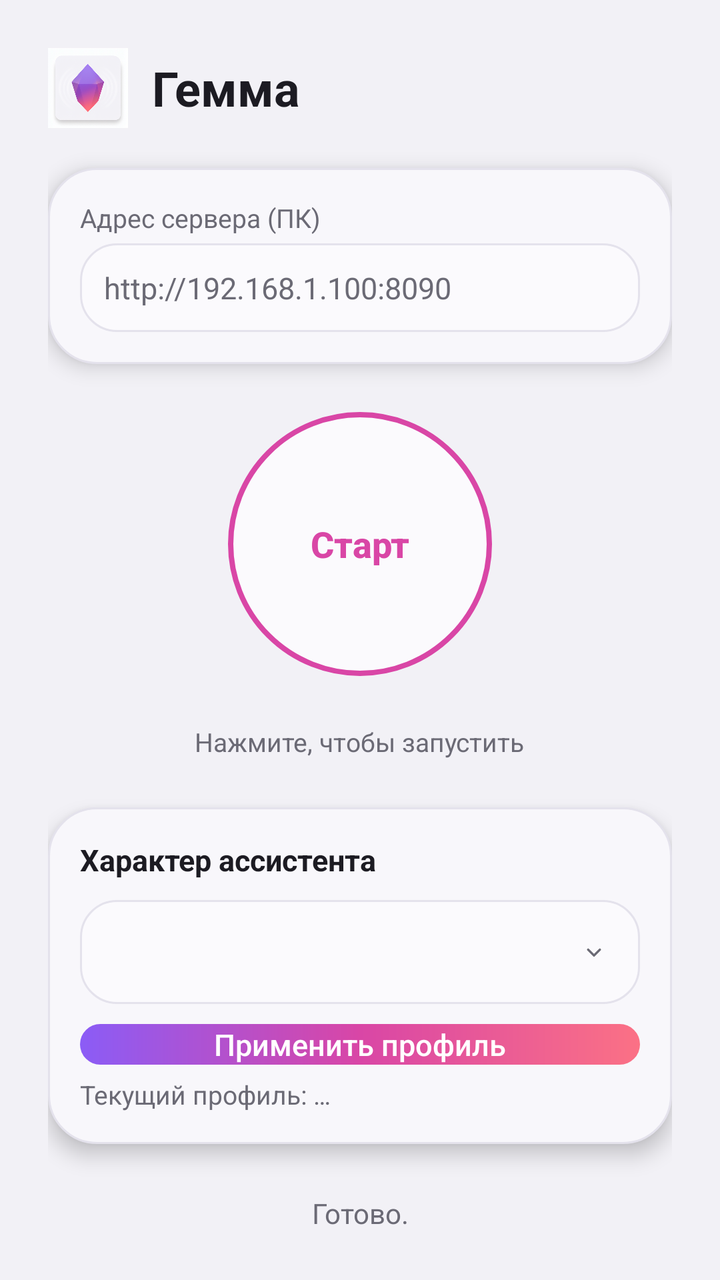
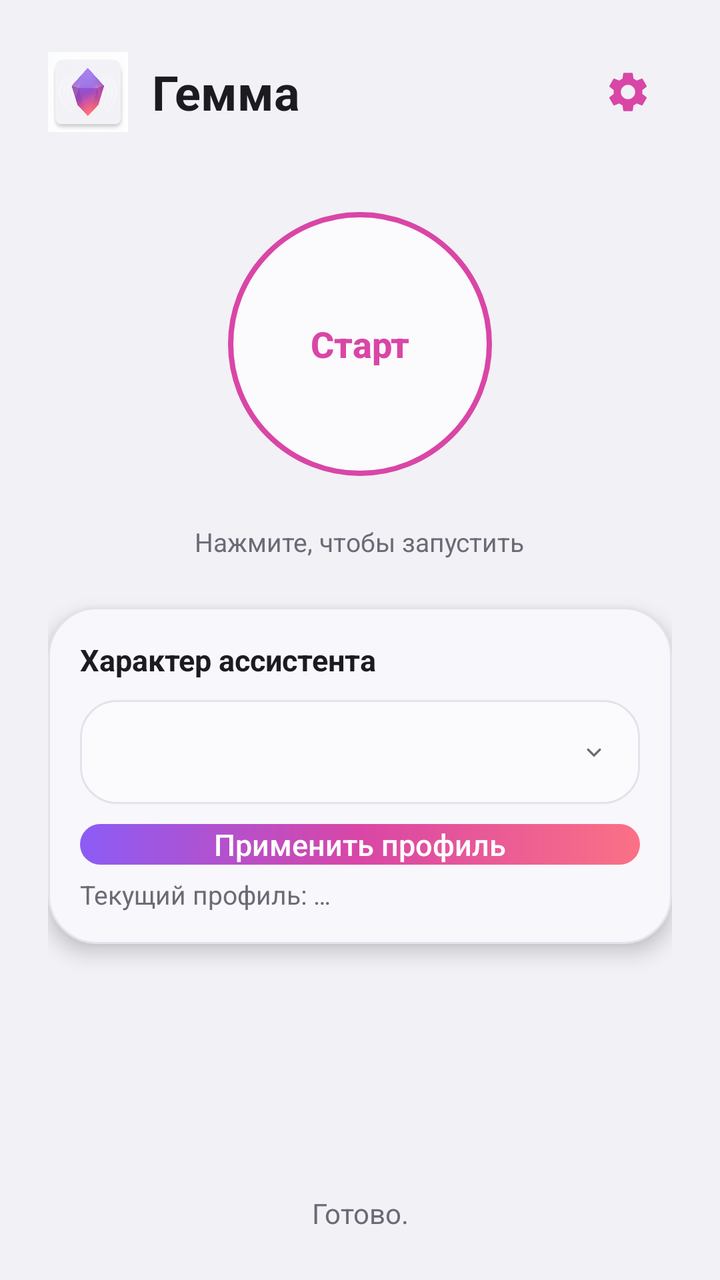

Two renders of the same Android screen: before a commit and after it. Below are the layout's source before the change and the commit's diff.
<!-- AndroidManifest.xml: application theme Theme.Gemma -->
<!-- res/layout/activity_main.xml -->
<?xml version="1.0" encoding="utf-8"?>
<FrameLayout xmlns:android="http://schemas.android.com/apk/res/android"
    xmlns:app="http://schemas.android.com/apk/res-auto"
    android:layout_width="match_parent"
    android:layout_height="match_parent"
    android:background="@color/bg_app"
    android:clipChildren="false">

    <LinearLayout
        android:layout_width="match_parent"
        android:layout_height="match_parent"
        android:clipChildren="false"
        android:orientation="vertical"
        android:padding="24dp">

        
        <LinearLayout
            android:layout_width="match_parent"
            android:layout_height="wrap_content"
            android:layout_marginBottom="20dp"
            android:gravity="center_vertical"
            android:orientation="horizontal">

            <ImageView
                android:layout_width="40dp"
                android:layout_height="40dp"
                android:contentDescription="@string/app_name"
                android:src="@drawable/ic_launcher_foreground" />

            <TextView
                android:layout_width="wrap_content"
                android:layout_height="wrap_content"
                android:layout_marginStart="12dp"
                android:text="@string/app_name"
                android:textColor="@color/text_primary"
                android:textSize="24sp"
                android:textStyle="bold" />
        </LinearLayout>

        
        <LinearLayout
            android:layout_width="match_parent"
            android:layout_height="wrap_content"
            android:background="@drawable/bg_card"
            android:elevation="6dp"
            android:orientation="vertical"
            android:padding="16dp">

            <TextView
                android:layout_width="match_parent"
                android:layout_height="wrap_content"
                android:text="Адрес сервера (ПК)"
                android:textColor="@color/text_secondary"
                android:textSize="13sp" />

            <EditText
                android:id="@+id/serverUrl"
                android:layout_width="match_parent"
                android:layout_height="wrap_content"
                android:layout_marginTop="4dp"
                android:background="@drawable/bg_input"
                android:hint="http://192.168.1.100:8090"
                android:inputType="textUri"
                android:padding="12dp"
                android:textColor="@color/text_primary"
                android:textColorHint="@color/text_secondary"
                android:textSize="15sp" />
        </LinearLayout>

        
        <ProgressBar
            android:id="@+id/progressModel"
            style="?android:attr/progressBarStyleHorizontal"
            android:layout_width="match_parent"
            android:layout_height="8dp"
            android:layout_marginTop="16dp"
            android:max="100"
            android:progress="0"
            android:progressDrawable="@drawable/bg_progress_fill"
            android:visibility="gone" />

        
        
        <LinearLayout
            android:layout_width="match_parent"
            android:layout_height="wrap_content"
            android:layout_marginTop="10dp"
            android:clipChildren="false"
            android:gravity="center_horizontal"
            android:orientation="vertical">

            <FrameLayout
                android:layout_width="160dp"
                android:layout_height="160dp"
                android:clipChildren="false">

                
                <ImageView
                    android:id="@+id/ripples"
                    android:layout_width="360dp"
                    android:layout_height="360dp"
                    android:layout_gravity="center"
                    android:importantForAccessibility="no"
                    android:src="@drawable/bg_ripples"
                    android:visibility="gone" />

                <Button
                    android:id="@+id/btnToggle"
                    android:layout_width="132dp"
                    android:layout_height="132dp"
                    android:layout_gravity="center"
                    android:background="@drawable/bg_toggle_idle"
                    android:backgroundTint="@null"
                    android:minHeight="0dp"
                    android:stateListAnimator="@null"
                    android:text="Старт"
                    android:textAllCaps="false"
                    android:textColor="@color/crystal_mid"
                    android:textSize="18sp"
                    android:textStyle="bold" />
            </FrameLayout>

            <TextView
                android:id="@+id/tvToggleHint"
                android:layout_width="wrap_content"
                android:layout_height="wrap_content"
                android:layout_marginTop="10dp"
                android:text="Нажмите, чтобы запустить"
                android:textColor="@color/text_secondary"
                android:textSize="13sp" />
        </LinearLayout>

        
        <LinearLayout
            android:layout_width="match_parent"
            android:layout_height="wrap_content"
            android:layout_marginTop="24dp"
            android:background="@drawable/bg_card"
            android:elevation="6dp"
            android:orientation="vertical"
            android:padding="16dp">

            <TextView
                android:layout_width="match_parent"
                android:layout_height="wrap_content"
                android:text="Характер ассистента"
                android:textColor="@color/text_primary"
                android:textSize="15sp"
                android:textStyle="bold" />

            <Spinner
                android:id="@+id/spinnerProfile"
                android:layout_width="match_parent"
                android:layout_height="wrap_content"
                android:layout_marginTop="10dp"
                android:background="@drawable/bg_spinner"
                android:minHeight="52dp"
                android:paddingStart="16dp"
                android:paddingTop="14dp"
                android:paddingEnd="44dp"
                android:paddingBottom="14dp" />

            <Button
                android:id="@+id/btnProfileApply"
                style="@style/Widget.Gemma.Button.Filled"
                android:layout_width="match_parent"
                android:layout_height="wrap_content"
                android:layout_marginTop="10dp"
                android:text="Применить профиль"
                android:textSize="15sp" />

            <TextView
                android:id="@+id/tvProfileNow"
                android:layout_width="match_parent"
                android:layout_height="wrap_content"
                android:paddingTop="6dp"
                android:text="Текущий профиль: …"
                android:textColor="@color/text_secondary"
                android:textSize="13sp" />
        </LinearLayout>

        <View
            android:layout_width="match_parent"
            android:layout_height="0dp"
            android:layout_weight="1" />

        
        <TextView
            android:id="@+id/tvStatus"
            android:layout_width="match_parent"
            android:layout_height="wrap_content"
            android:gravity="center"
            android:text="Готово."
            android:textColor="@color/status_idle"
            android:textSize="14sp" />
    </LinearLayout>
</FrameLayout>
<!-- resources referenced by this layout -->
<resources>
  <color name="bg_app">#F2F1F6</color>
  <color name="crystal_mid">#D946A6</color>
  <color name="status_idle">#6B6A75</color>
  <color name="text_primary">#1C1B22</color>
  <color name="text_secondary">#6B6A75</color>
  <!-- drawable bg_card (drawable) -->
  <?xml version="1.0" encoding="utf-8"?>
  <shape xmlns:android="http://schemas.android.com/apk/res/android"
      android:shape="rectangle">
      <solid android:color="#F8F7FB" />
      <stroke
          android:width="1dp"
          android:color="@color/card_stroke" />
      <corners android:radius="24dp" />
  </shape>
  <!-- drawable bg_input (drawable) -->
  <?xml version="1.0" encoding="utf-8"?>
  <shape xmlns:android="http://schemas.android.com/apk/res/android"
      android:shape="rectangle">
      <solid android:color="#FBFAFD" />
      <stroke
          android:width="1dp"
          android:color="@color/card_stroke" />
      <corners android:radius="18dp" />
  </shape>
  <!-- drawable bg_toggle_idle (drawable) -->
  <?xml version="1.0" encoding="utf-8"?>
  <ripple xmlns:android="http://schemas.android.com/apk/res/android"
      android:color="#22D946A6">
      <item android:id="@android:id/mask">
          <shape android:shape="oval">
              <solid android:color="#FFFFFFFF" />
          </shape>
      </item>
      <item>
          <shape android:shape="oval">
              <solid android:color="#FBFAFD" />
              <stroke
                  android:width="2.5dp"
                  android:color="@color/crystal_mid" />
          </shape>
      </item>
  </ripple>
  <string name="app_name">Гемма</string>
  <style name="Widget.Gemma.Button.Filled" parent="Widget.Gemma.Button">
          <item name="android:background">@drawable/bg_button_gradient</item>
          <item name="backgroundTint">@null</item>
          <item name="android:backgroundTint">@null</item>
          <item name="android:textColor">@android:color/white</item>
      </style>
  <color name="card_stroke">#E4E2EC</color>
  <color name="crystal_start">#8B5CF6</color>
  <color name="crystal_end">#FB7185</color>
  <!-- drawable ic_dropdown_arrow (drawable) -->
  <?xml version="1.0" encoding="utf-8"?>
  <vector xmlns:android="http://schemas.android.com/apk/res/android"
      android:width="14dp"
      android:height="14dp"
      android:viewportWidth="24"
      android:viewportHeight="24">
      <path
          android:pathData="M7,10 L12,15 L17,10"
          android:strokeColor="@color/text_secondary"
          android:strokeWidth="2"
          android:strokeLineCap="round"
          android:strokeLineJoin="round"
          android:fillColor="#00000000" />
  </vector>
  <style name="Widget.Gemma.Button" parent="Widget.AppCompat.Button">
          <item name="android:textAllCaps">false</item>
          <item name="android:stateListAnimator">@null</item>
          <item name="android:minHeight">0dp</item>
      </style>
  <!-- unchanged entries left out for length: 6 -->
</resources>

<!-- the commit's change to res/layout/activity_main.xml (unified diff, before → after) -->
@@ -35,36 +35,21 @@
                 android:textColor="@color/text_primary"
                 android:textSize="24sp"
                 android:textStyle="bold" />
-        </LinearLayout>
 
-        
-        <LinearLayout
-            android:layout_width="match_parent"
-            android:layout_height="wrap_content"
-            android:background="@drawable/bg_card"
-            android:elevation="6dp"
-            android:orientation="vertical"
-            android:padding="16dp">
+            <View
+                android:layout_width="0dp"
+                android:layout_height="1dp"
+                android:layout_weight="1" />
 
-            <TextView
-                android:layout_width="match_parent"
-                android:layout_height="wrap_content"
-                android:text="Адрес сервера (ПК)"
-                android:textColor="@color/text_secondary"
-                android:textSize="13sp" />
-
-            <EditText
-                android:id="@+id/serverUrl"
-                android:layout_width="match_parent"
-                android:layout_height="wrap_content"
-                android:layout_marginTop="4dp"
-                android:background="@drawable/bg_input"
-                android:hint="http://192.168.1.100:8090"
-                android:inputType="textUri"
-                android:padding="12dp"
-                android:textColor="@color/text_primary"
-                android:textColorHint="@color/text_secondary"
-                android:textSize="15sp" />
+            
+            <ImageButton
+                android:id="@+id/btnSettings"
+                android:layout_width="44dp"
+                android:layout_height="44dp"
+                android:background="?attr/selectableItemBackgroundBorderless"
+                android:contentDescription="Настройки"
+                android:padding="10dp"
+                android:src="@drawable/ic_settings" />
         </LinearLayout>
 
         
@@ -73,7 +58,6 @@
             style="?android:attr/progressBarStyleHorizontal"
             android:layout_width="match_parent"
             android:layout_height="8dp"
-            android:layout_marginTop="16dp"
             android:max="100"
             android:progress="0"
             android:progressDrawable="@drawable/bg_progress_fill"
@@ -84,7 +68,7 @@
         <LinearLayout
             android:layout_width="match_parent"
             android:layout_height="wrap_content"
-            android:layout_marginTop="10dp"
+            android:layout_marginTop="4dp"
             android:clipChildren="false"
             android:gravity="center_horizontal"
             android:orientation="vertical">
<!-- resource entries referenced after the edit -->
@@ -14,16 +14,6 @@
           android:width="1dp"
           android:color="@color/card_stroke" />
       <corners android:radius="24dp" />
-  </shape>
-  <!-- drawable bg_input (drawable) -->
-  <?xml version="1.0" encoding="utf-8"?>
-  <shape xmlns:android="http://schemas.android.com/apk/res/android"
-      android:shape="rectangle">
-      <solid android:color="#FBFAFD" />
-      <stroke
-          android:width="1dp"
-          android:color="@color/card_stroke" />
-      <corners android:radius="18dp" />
   </shape>
   <!-- drawable bg_toggle_idle (drawable) -->
   <?xml version="1.0" encoding="utf-8"?>
@@ -43,6 +33,17 @@
           </shape>
       </item>
   </ripple>
+  <!-- drawable ic_settings (drawable) -->
+  <?xml version="1.0" encoding="utf-8"?>
+  <vector xmlns:android="http://schemas.android.com/apk/res/android"
+      android:width="24dp"
+      android:height="24dp"
+      android:viewportWidth="24"
+      android:viewportHeight="24">
+      <path
+          android:pathData="M19.14,12.94c0.04,-0.3 0.06,-0.61 0.06,-0.94c0,-0.32 -0.02,-0.64 -0.07,-0.94l2.03,-1.58c0.18,-0.14 0.23,-0.41 0.12,-0.61l-1.92,-3.32c-0.12,-0.22 -0.37,-0.29 -0.59,-0.22l-2.39,0.96c-0.5,-0.38 -1.03,-0.7 -1.62,-0.94l-0.36,-2.54c-0.04,-0.24 -0.24,-0.41 -0.48,-0.41h-3.84c-0.24,0 -0.43,0.17 -0.47,0.41l-0.36,2.54c-0.59,0.24 -1.13,0.57 -1.62,0.94l-2.39,-0.96c-0.22,-0.08 -0.47,0 -0.59,0.22L2.74,8.87c-0.12,0.21 -0.08,0.47 0.12,0.61l2.03,1.58c-0.05,0.3 -0.09,0.63 -0.09,0.94s0.02,0.64 0.07,0.94l-2.03,1.58c-0.18,0.14 -0.23,0.41 -0.12,0.61l1.92,3.32c0.12,0.22 0.37,0.29 0.59,0.22l2.39,-0.96c0.5,0.38 1.03,0.7 1.62,0.94l0.36,2.54c0.05,0.24 0.24,0.41 0.48,0.41h3.84c0.24,0 0.44,-0.17 0.47,-0.41l0.36,-2.54c0.59,-0.24 1.13,-0.56 1.62,-0.94l2.39,0.96c0.22,0.08 0.47,0 0.59,-0.22l1.92,-3.32c0.12,-0.22 0.07,-0.47 -0.12,-0.61L19.14,12.94zM12,15.6c-1.98,0 -3.6,-1.62 -3.6,-3.6s1.62,-3.6 3.6,-3.6s3.6,1.62 3.6,3.6S13.98,15.6 12,15.6z"
+          android:fillColor="@color/crystal_mid" />
+  </vector>
   <string name="app_name">Гемма</string>
   <style name="Widget.Gemma.Button.Filled" parent="Widget.Gemma.Button">
           <item name="android:background">@drawable/bg_button_gradient</item>
